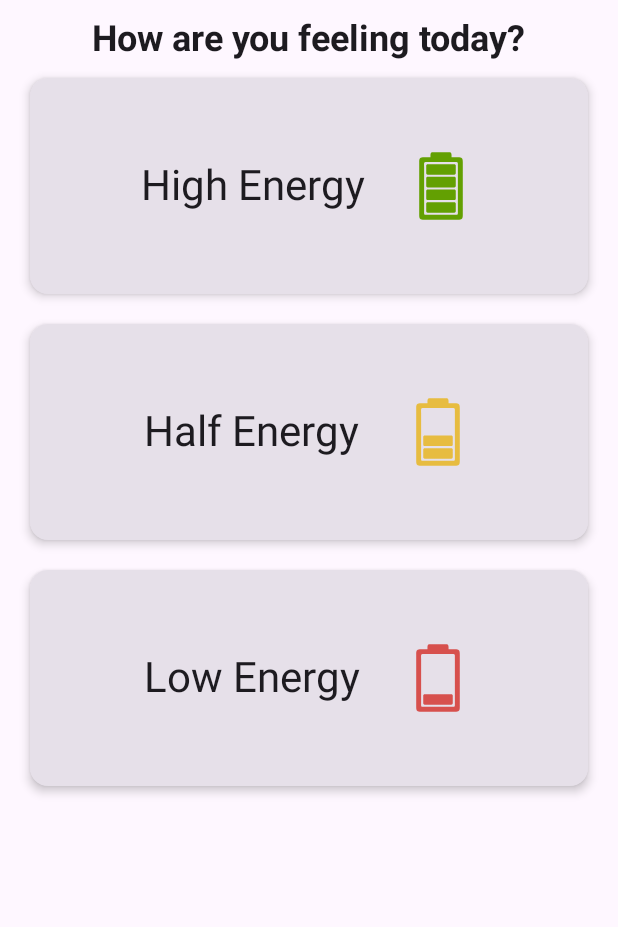
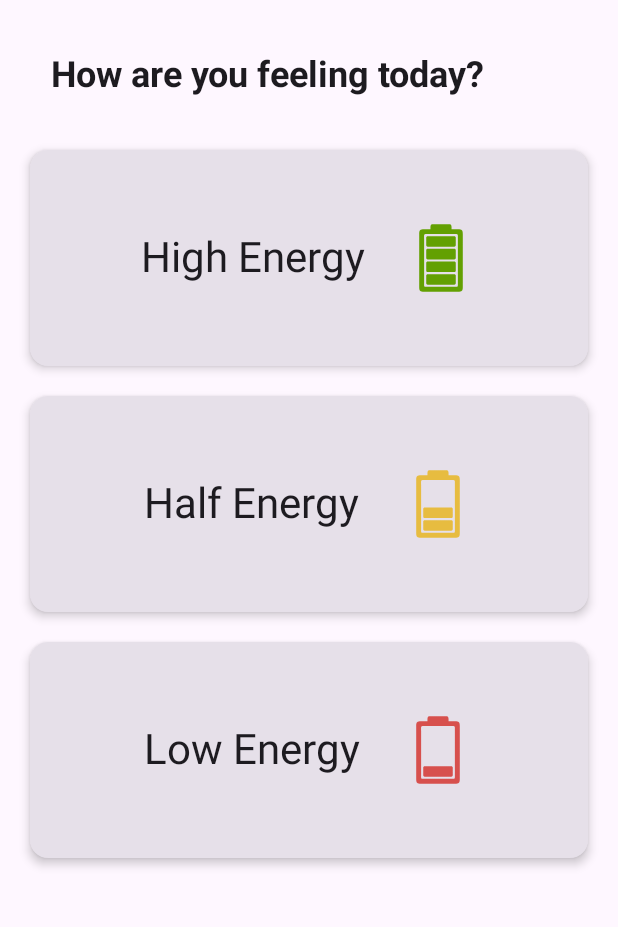
Before and after one commit to wreiner/MindLift, an Android app built with Jetpack Compose: the screen it shows after launch (MainActivity), on a phone screen of 412 x 824 dp, the part 96-1023 px from its top. Run offline under Robolectric (Android 15) with nearby library versions, the phone set to English and light mode, and no system bars; our stand-ins replace Dagger/Hilt's generated code, Room's generated code.

Commit message:
option: put feeling question into transparent container

```diff
--- a/MindLift/app/src/main/java/eu/sumindlift/mindlift/ui/util/EnergyLevel.kt
+++ b/MindLift/app/src/main/java/eu/sumindlift/mindlift/ui/util/EnergyLevel.kt
@@ -8,12 +8,7 @@ import androidx.compose.foundation.layout.fillMaxWidth
 import androidx.compose.foundation.layout.height
 import androidx.compose.foundation.layout.padding
 import androidx.compose.foundation.layout.wrapContentWidth
-import androidx.compose.material3.Card
-import androidx.compose.material3.CardDefaults
-import androidx.compose.material3.ExperimentalMaterial3Api
-import androidx.compose.material3.Icon
-import androidx.compose.material3.MaterialTheme
-import androidx.compose.material3.Text
+import androidx.compose.material3.*
 import androidx.compose.runtime.Composable
 import androidx.compose.ui.Alignment
 import androidx.compose.ui.Modifier
@@ -46,12 +41,21 @@ fun EnergyLevelChooser(
     Column(
         modifier = modifier.padding(10.dp)
     ) {
+        Surface(
+            color = Color.Transparent,
+            shape = MaterialTheme.shapes.medium,
+            modifier = Modifier
+                .fillMaxWidth()
+                .padding(8.dp)
+        ) {
             Text(
                 fontWeight = FontWeight.Bold,
                 text = stringResource(id = R.string.feeling_q), // Use string resource
                 style = MaterialTheme.typography.headlineSmall,
-            modifier = Modifier.align(Alignment.CenterHorizontally) // Center text horizontally
-        )
+                modifier = Modifier
+                    .padding(16.dp)
+                    .align(Alignment.CenterHorizontally) // Center text horizontally
+            )}
             EnergyLevel.entries.reversed().forEach {
                 EnergyCard(
                     cardText = it.getTitleResourceId(),
@@ -61,6 +65,7 @@ fun EnergyLevelChooser(
             }
         }
     }
+
 
 @OptIn(ExperimentalMaterial3Api::class)
 @Composable
```
Lines whose indentation alone changed are shown as unchanged.
